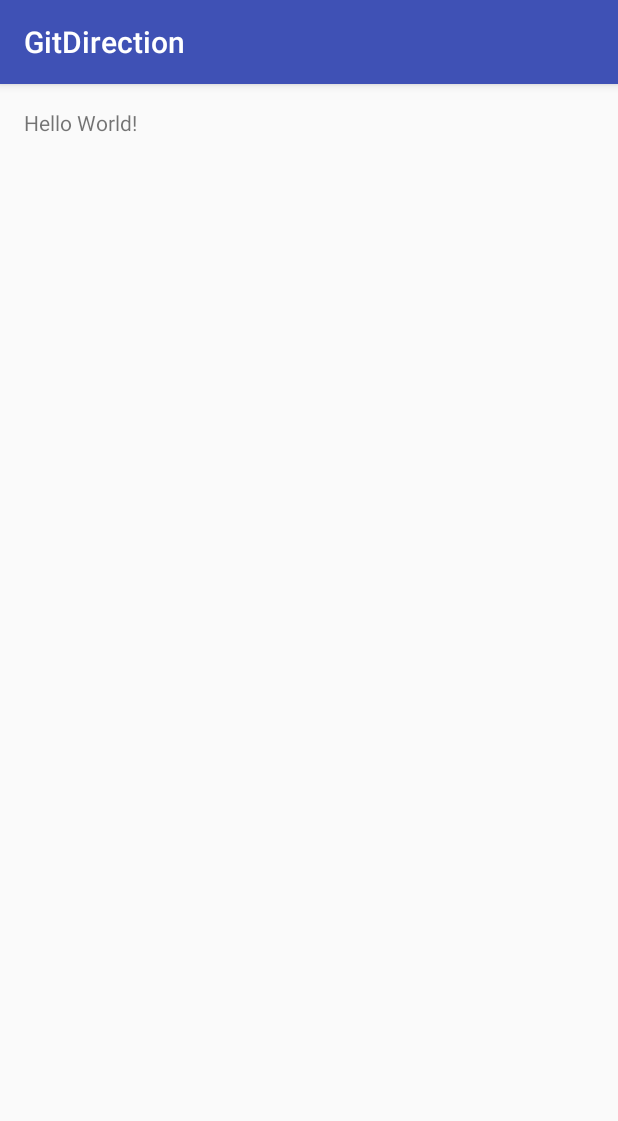
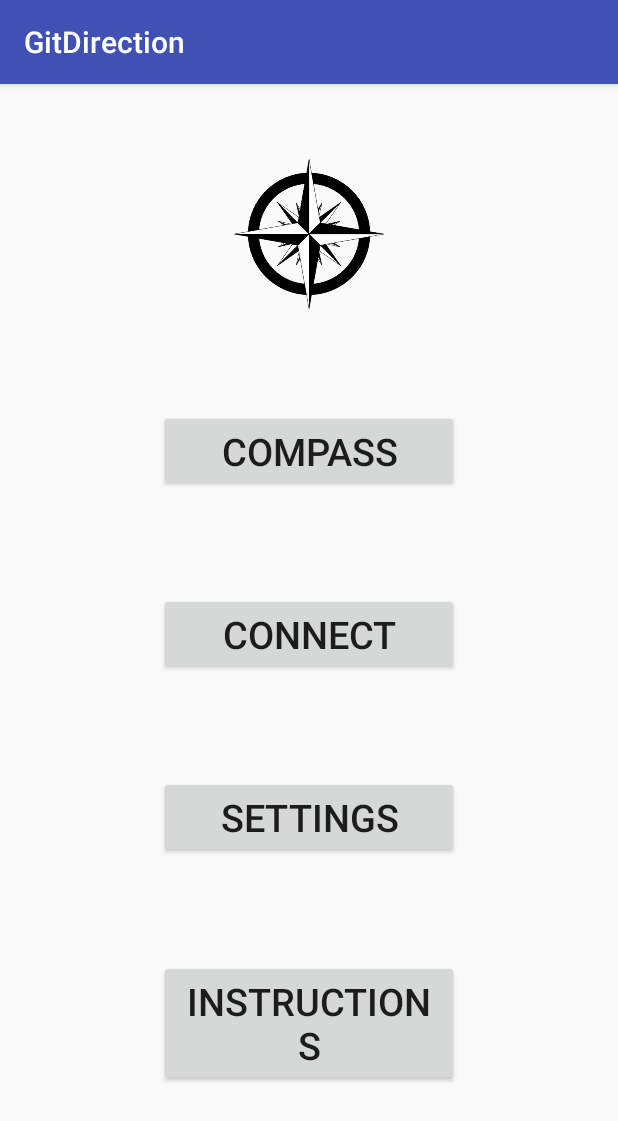
Before and after one commit to morales-201/GitDirection, an Android app: the screen it shows after launch (MainActivity), on a phone screen of 412 x 824 dp. Shown: the top 1121 px of the screen. Run offline under Robolectric (Android 15) with nearby library versions, the phone set to English and light mode, and no system bars.

Commit message:
Make main XML GUI

```diff
--- a/app/src/main/res/layout/activity_main.xml
+++ b/app/src/main/res/layout/activity_main.xml
@@ -1,18 +1,68 @@
 <?xml version="1.0" encoding="utf-8"?>
-<RelativeLayout
+
+<LinearLayout
     xmlns:android="http://schemas.android.com/apk/res/android"
     xmlns:tools="http://schemas.android.com/tools"
-    android:id="@+id/activity_main"
     android:layout_width="match_parent"
     android:layout_height="match_parent"
-    android:paddingLeft="@dimen/activity_horizontal_margin"
-    android:paddingRight="@dimen/activity_horizontal_margin"
-    android:paddingTop="@dimen/activity_vertical_margin"
-    android:paddingBottom="@dimen/activity_vertical_margin"
-    tools:context="com.comp.jpb.gitdirection.MainActivity">
+    android:orientation="vertical"
+    android:gravity="center"
+    android:paddingBottom="100dp"
+    android:paddingTop="50dp">
 
-    <TextView
-        android:layout_width="wrap_content"
+    <ImageView
+        android:layout_width="100dp"
+        android:layout_height="100dp"
+        android:onClick="showCompass"
+        android:src="@drawable/compass"/>
+
+    <View
+        android:layout_width="0dp"
+        android:layout_height="10dp"
+        android:layout_weight="1" />
+    <Button
+        android:id="@+id/compassButton"
         android:layout_height="wrap_content"
-        android:text="Hello World!" />
-</RelativeLayout>
+        android:layout_width="@dimen/buttonwidth"
+        android:text="Compass"
+        android:onClick="showCompass"
+        android:textSize="25sp"
+        />
+
+    <View
+        android:layout_width="0dp"
+        android:layout_height="10dp"
+        android:layout_weight="1" />
+    <Button
+        android:id="@+id/connectButton"
+        android:layout_height="wrap_content"
+        android:layout_width="@dimen/buttonwidth"
+        android:text="Connect"
+        android:onClick="showConnect"
+        android:textSize="25sp"
+        />
+    <View
+        android:layout_width="0dp"
+        android:layout_height="10dp"
+        android:layout_weight="1" />
+    <Button
+        android:id="@+id/settingsButton"
+        android:layout_height="wrap_content"
+        android:layout_width="@dimen/buttonwidth"
+        android:text="Settings"
+        android:onClick="showSettings"
+        android:textSize="25sp"
+        />
+    <View
+        android:layout_width="0dp"
+        android:layout_height="10dp"
+        android:layout_weight="1" />
+    <Button
+        android:id="@+id/instuctionsButton"
+        android:layout_height="wrap_content"
+        android:layout_width="@dimen/buttonwidth"
+        android:text="Instructions"
+        android:onClick="showInstructions"
+        android:textSize="25sp"
+        />
+</LinearLayout>
--- a/app/src/main/res/values/dimens.xml
+++ b/app/src/main/res/values/dimens.xml
@@ -2,4 +2,5 @@
     <!-- Default screen margins, per the Android Design guidelines. -->
     <dimen name="activity_horizontal_margin">16dp</dimen>
     <dimen name="activity_vertical_margin">16dp</dimen>
+    <dimen name="buttonwidth">200dp</dimen>
 </resources>
```
Also changed, not shown: app/src/main/res/drawable/compass.png (added), app/src/main/res/drawable/compassicon.png (added).
